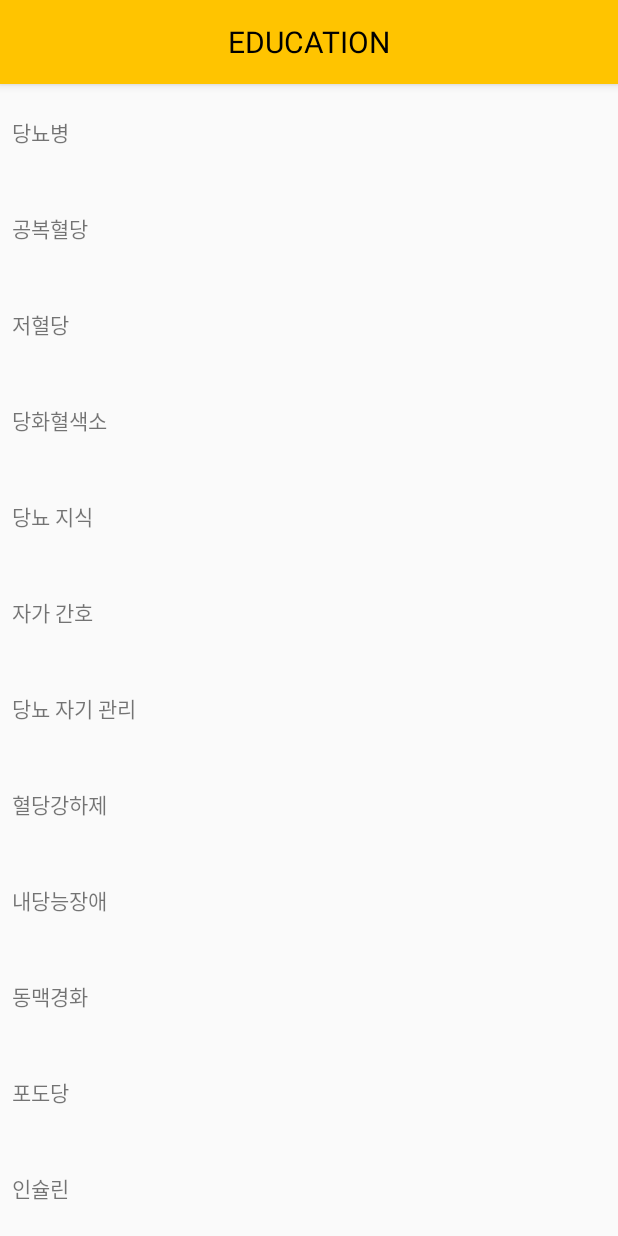
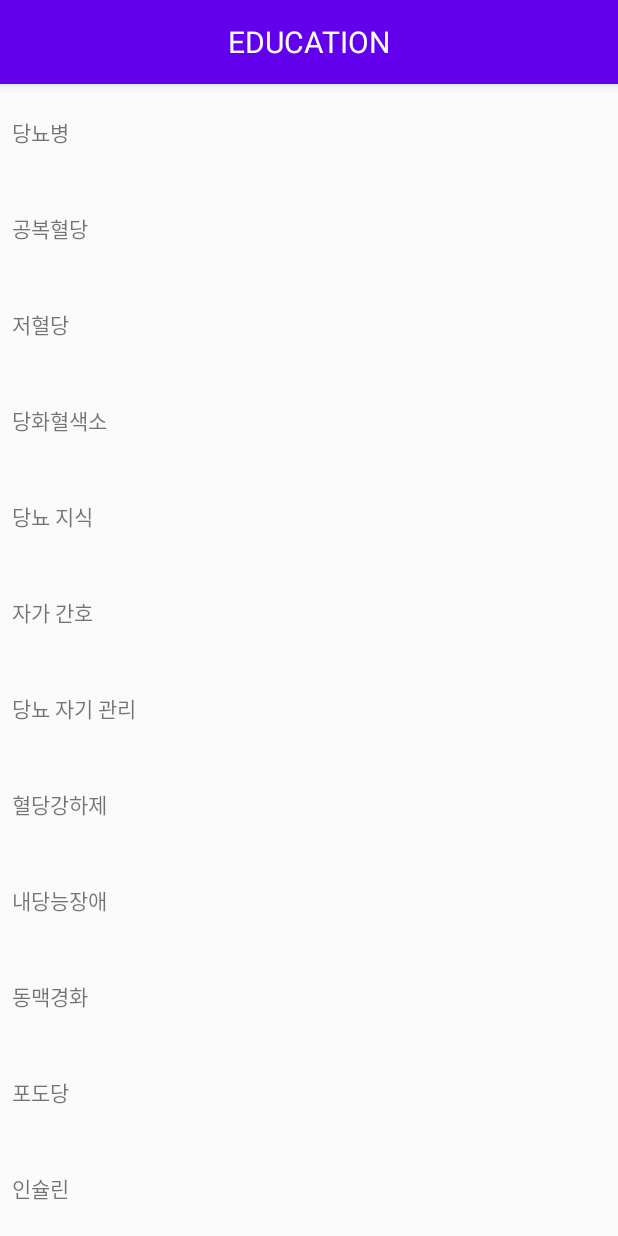
Before and after one commit to JAICHANGPARK/DiabetesEducation, an Android app: the screen it shows after launch (EduWordActivity), after a tap on "용어", on a phone screen of 412 x 824 dp. Run offline under Robolectric (Android 15) with nearby library versions, the phone set to English and light mode, and no system bars.

Commit message:
상태바 색 변경
상태바 색 변경

```diff
--- a/app/src/main/java/com/dreamwalker/diabeteseducation/EduWordActivity.java
+++ b/app/src/main/java/com/dreamwalker/diabeteseducation/EduWordActivity.java
@@ -1,11 +1,14 @@
 package com.dreamwalker.diabeteseducation;
 
+import android.annotation.SuppressLint;
 import android.content.DialogInterface;
+import android.graphics.Color;
 import android.os.Bundle;
 import android.support.v7.app.AlertDialog;
 import android.support.v7.app.AppCompatActivity;
 import android.support.v7.widget.LinearLayoutManager;
 import android.support.v7.widget.RecyclerView;
+import android.view.View;
 
 import java.util.ArrayList;
 import java.util.List;
@@ -15,13 +18,18 @@ public class EduWordActivity extends AppCompatActivity implements MyRecyclerAdap
     private static final String TAG = MainActivity.class.getSimpleName();
     private MyRecyclerAdapter mAdapter;
 
+    @SuppressLint("ResourceType")
     @Override
     protected void onCreate(Bundle savedInstanceState) {
         super.onCreate(savedInstanceState);
         setContentView(R.layout.activity_edu_word);
 
+        // 상태바 색 변경
+        View view = getWindow().getDecorView();
+        view.setSystemUiVisibility(View.SYSTEM_UI_FLAG_LIGHT_STATUS_BAR);
+        getWindow().setStatusBarColor(Color.parseColor(getResources().getString(R.color.colorPrimaryPurle)));
+
         RecyclerView recyclerView = (RecyclerView) findViewById(R.id.recycler_view);
-
         recyclerView.setHasFixedSize(false);
 
         // 레이아웃 매니저로 LinearLayoutManager를 설정
--- a/app/src/main/java/com/dreamwalker/diabeteseducation/MainActivity.java
+++ b/app/src/main/java/com/dreamwalker/diabeteseducation/MainActivity.java
@@ -1,24 +1,30 @@
 package com.dreamwalker.diabeteseducation;
 
-import android.app.Dialog;
+import android.annotation.SuppressLint;
 import android.content.Intent;
+import android.graphics.Color;
 import android.os.Bundle;
 import android.support.v7.app.AppCompatActivity;
-import android.support.v7.widget.Toolbar;
 import android.view.Menu;
 import android.view.MenuItem;
 import android.view.View;
 import android.widget.Button;
-import android.widget.Toast;
 
 public class MainActivity extends AppCompatActivity {
 
+    @SuppressLint("ResourceType")
     @Override
     protected void onCreate(Bundle savedInstanceState) {
         super.onCreate(savedInstanceState);
         setContentView(R.layout.activity_main);
-        Button action_word = (Button) findViewById(R.id.action_word);
+        Button action_word = ( Button ) findViewById(R.id.action_word);
 
+        // 상태바 색 변경
+        View view = getWindow().getDecorView();
+        view.setSystemUiVisibility(View.SYSTEM_UI_FLAG_LIGHT_STATUS_BAR);
+        getWindow().setStatusBarColor(Color.parseColor(getResources().getString(R.color.colorPrimaryPurle)));
+
+        // 버튼 이벤트
         action_word.setOnClickListener(new View.OnClickListener() {
             @Override
             public void onClick(View v) {
@@ -28,7 +34,7 @@ public class MainActivity extends AppCompatActivity {
             }
         });
 
-        Button action_image = (Button) findViewById(R.id.action_image);
+        Button action_image = ( Button ) findViewById(R.id.action_image);
         action_image.setOnClickListener(new View.OnClickListener() {
             @Override
             public void onClick(View v) {
@@ -47,7 +53,7 @@ public class MainActivity extends AppCompatActivity {
     }
 
     @Override
-    public boolean onOptionsItemSelected(MenuItem item){
+    public boolean onOptionsItemSelected(MenuItem item) {
 //        // 툴바 탭 클릭 이벤트
 //        switch(item.getItemId()){
 //            case R.id.action_word:
--- a/app/src/main/res/layout/activity_edu_image.xml
+++ b/app/src/main/res/layout/activity_edu_image.xml
@@ -6,11 +6,9 @@
     android:layout_width="match_parent"
     android:layout_height="match_parent"
     tools:context=".EduImageActivity">
-
     <android.support.v7.widget.RecyclerView
         android:layout_margin="8dp"
         android:id="@+id/recycler_view"
         android:layout_width="match_parent"
         android:layout_height="match_parent"/>
-
 </android.support.constraint.ConstraintLayout>
--- a/app/src/main/res/layout/activity_edu_pdf.xml
+++ b/app/src/main/res/layout/activity_edu_pdf.xml
@@ -9,14 +9,14 @@
         android:id="@+id/my_toolbar"
         android:layout_width="match_parent"
         android:layout_height="?attr/actionBarSize"
-        android:background="#ffc400"
+        android:background="@color/colorPrimary"
         android:elevation="4dp">
         <TextView
             android:layout_width="wrap_content"
             android:layout_height="wrap_content"
             android:layout_gravity="center"
             android:text="EDUCATION"
-            android:textColor="#ff000000"
+            android:textColor="#ffffff"
             android:textSize="20sp" />
     </android.support.v7.widget.Toolbar>
     <android.support.v7.widget.RecyclerView
--- a/app/src/main/res/layout/activity_edu_word.xml
+++ b/app/src/main/res/layout/activity_edu_word.xml
@@ -9,14 +9,14 @@
         android:id="@+id/my_toolbar"
         android:layout_width="match_parent"
         android:layout_height="?attr/actionBarSize"
-        android:background="#ffc400"
+        android:background="@color/colorPrimary"
         android:elevation="4dp">
         <TextView
             android:layout_width="wrap_content"
             android:layout_height="wrap_content"
             android:layout_gravity="center"
             android:text="EDUCATION"
-            android:textColor="#ff000000"
+            android:textColor="#ffffff"
             android:textSize="20sp" />
     </android.support.v7.widget.Toolbar>
     <android.support.v7.widget.RecyclerView
--- a/app/src/main/res/layout/activity_main.xml
+++ b/app/src/main/res/layout/activity_main.xml
@@ -8,14 +8,14 @@
         android:id="@+id/my_toolbar"
         android:layout_width="match_parent"
         android:layout_height="?attr/actionBarSize"
-        android:background="#ffc400"
+        android:background="@color/colorPrimary"
         android:elevation="4dp">
         <TextView
             android:layout_width="wrap_content"
             android:layout_height="wrap_content"
             android:layout_gravity="center"
             android:text="EDUCATION"
-            android:textColor="#ff000000"
+            android:textColor="#ffffff"
             android:textSize="20sp" />
     </android.support.v7.widget.Toolbar>
     <LinearLayout
--- a/app/src/main/res/values/colors.xml
+++ b/app/src/main/res/values/colors.xml
@@ -1,6 +1,9 @@
 <?xml version="1.0" encoding="utf-8"?>
 <resources>
-    <color name="colorPrimary">#3F51B5</color>
+    <color name="colorPrimary">#6200EE</color>
     <color name="colorPrimaryDark">#303F9F</color>
-    <color name="colorAccent">#FF4081</color>
+    <color name="colorPrimaryPurle">#3700B3</color>
+    <color name="colorAccent">#03DAC5</color>
+
+    <color name="statusBarColor">#3700B3</color>
 </resources>
```
Also changed, not shown: app/src/main/java/com/dreamwalker/diabeteseducation/EduPdfActivity.java (+7 -1 lines).
